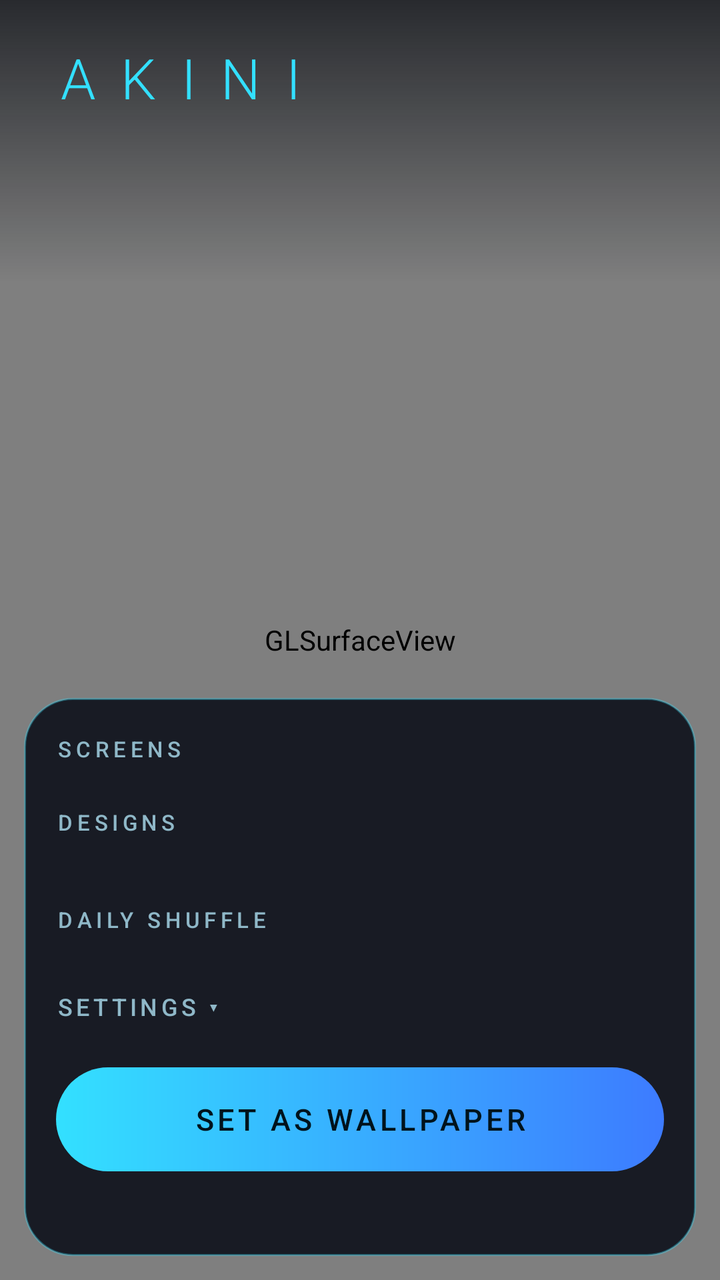
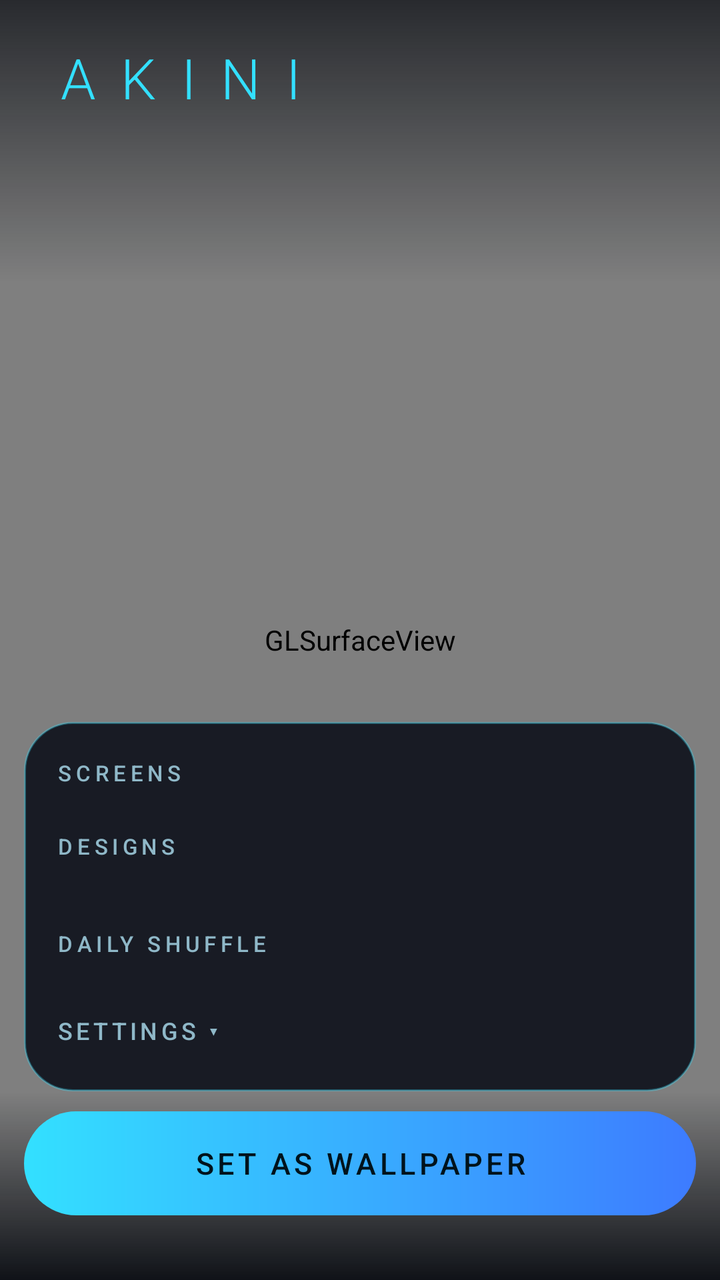

Before-and-after screenshots of an Android layout around one commit, followed by the original layout XML and the change that was made.
<!-- AndroidManifest.xml: application theme Theme.Akini -->
<!-- res/layout/activity_main.xml -->
<?xml version="1.0" encoding="utf-8"?>
<FrameLayout xmlns:android="http://schemas.android.com/apk/res/android"
    android:layout_width="match_parent"
    android:layout_height="match_parent"
    android:background="@color/akini_bg">

    <android.opengl.GLSurfaceView
        android:id="@+id/preview"
        android:layout_width="match_parent"
        android:layout_height="match_parent" />

    <LinearLayout
        android:id="@+id/content_root"
        android:layout_width="match_parent"
        android:layout_height="match_parent"
        android:orientation="vertical">

        
        <LinearLayout
            android:layout_width="match_parent"
            android:layout_height="wrap_content"
            android:background="@drawable/header_fade"
            android:orientation="vertical"
            android:paddingStart="24dp"
            android:paddingTop="20dp"
            android:paddingEnd="24dp"
            android:paddingBottom="28dp">

            <TextView
                android:layout_width="wrap_content"
                android:layout_height="wrap_content"
                android:fontFamily="sans-serif-light"
                android:letterSpacing="0.45"
                android:text="@string/brand"
                android:textColor="@color/akini_cyan"
                android:textSize="28sp" />

            <TextView
                android:id="@+id/scene_title"
                android:layout_width="wrap_content"
                android:layout_height="wrap_content"
                android:layout_marginTop="10dp"
                android:fontFamily="sans-serif-medium"
                android:textColor="@color/akini_text"
                android:textSize="20sp" />

            <TextView
                android:id="@+id/scene_tagline"
                android:layout_width="wrap_content"
                android:layout_height="wrap_content"
                android:layout_marginTop="2dp"
                android:textColor="@color/akini_text_dim"
                android:textSize="13sp" />
        </LinearLayout>

        <View
            android:layout_width="match_parent"
            android:layout_height="0dp"
            android:layout_weight="1" />

        
        <ScrollView
            android:layout_width="match_parent"
            android:layout_height="wrap_content"
            android:layout_marginStart="12dp"
            android:layout_marginEnd="12dp"
            android:layout_marginBottom="12dp"
            android:fadeScrollbars="true"
            android:overScrollMode="never">

            <LinearLayout
                android:layout_width="match_parent"
                android:layout_height="wrap_content"
                android:background="@drawable/panel_bg"
                android:orientation="vertical"
                android:padding="16dp">

                <TextView
                    style="@style/AkiniLabel"
                    android:layout_marginTop="2dp"
                    android:text="@string/label_screens" />

                <LinearLayout
                    android:id="@+id/screens_row"
                    android:layout_width="wrap_content"
                    android:layout_height="wrap_content"
                    android:orientation="horizontal" />

                <LinearLayout
                    android:id="@+id/editing_section"
                    android:layout_width="match_parent"
                    android:layout_height="wrap_content"
                    android:orientation="vertical"
                    android:visibility="gone">

                    <TextView
                        style="@style/AkiniLabel"
                        android:text="@string/label_editing" />

                    <LinearLayout
                        android:id="@+id/editing_row"
                        android:layout_width="wrap_content"
                        android:layout_height="wrap_content"
                        android:orientation="horizontal" />

                    <TextView
                        android:layout_width="match_parent"
                        android:layout_height="wrap_content"
                        android:layout_marginTop="8dp"
                        android:text="@string/hint_still_home"
                        android:textColor="@color/akini_text_dim"
                        android:textSize="12sp" />
                </LinearLayout>

                <TextView
                    style="@style/AkiniLabel"
                    android:text="@string/label_category" />

                <HorizontalScrollView
                    android:layout_width="match_parent"
                    android:layout_height="wrap_content"
                    android:scrollbars="none">

                    <LinearLayout
                        android:id="@+id/category_row"
                        android:layout_width="wrap_content"
                        android:layout_height="wrap_content"
                        android:orientation="horizontal" />
                </HorizontalScrollView>

                <HorizontalScrollView
                    android:id="@+id/thumb_scroll"
                    android:layout_width="match_parent"
                    android:layout_height="wrap_content"
                    android:layout_marginTop="12dp"
                    android:scrollbars="none">

                    <LinearLayout
                        android:id="@+id/thumb_row"
                        android:layout_width="wrap_content"
                        android:layout_height="wrap_content"
                        android:orientation="horizontal" />
                </HorizontalScrollView>

                <TextView
                    style="@style/AkiniLabel"
                    android:text="@string/label_shuffle" />

                <HorizontalScrollView
                    android:layout_width="match_parent"
                    android:layout_height="wrap_content"
                    android:scrollbars="none">

                    <LinearLayout
                        android:id="@+id/shuffle_row"
                        android:layout_width="wrap_content"
                        android:layout_height="wrap_content"
                        android:orientation="horizontal" />
                </HorizontalScrollView>

                
                <LinearLayout
                    android:id="@+id/photo_section"
                    android:layout_width="match_parent"
                    android:layout_height="wrap_content"
                    android:orientation="vertical"
                    android:visibility="gone">

                    <TextView
                        android:id="@+id/choose_photo"
                        android:layout_width="match_parent"
                        android:layout_height="wrap_content"
                        android:layout_marginTop="14dp"
                        android:background="@drawable/outline_button_bg"
                        android:fontFamily="sans-serif-medium"
                        android:gravity="center"
                        android:padding="12dp"
                        android:text="@string/choose_photo"
                        android:textColor="@color/akini_cyan"
                        android:textSize="14sp" />

                    <TextView
                        style="@style/AkiniLabel"
                        android:text="@string/label_motion" />

                    <HorizontalScrollView
                        android:layout_width="match_parent"
                        android:layout_height="wrap_content"
                        android:scrollbars="none">

                        <LinearLayout
                            android:id="@+id/motion_row"
                            android:layout_width="wrap_content"
                            android:layout_height="wrap_content"
                            android:orientation="horizontal" />
                    </HorizontalScrollView>

                    <TextView
                        style="@style/AkiniLabel"
                        android:text="@string/label_effect" />

                    <HorizontalScrollView
                        android:layout_width="match_parent"
                        android:layout_height="wrap_content"
                        android:scrollbars="none">

                        <LinearLayout
                            android:id="@+id/effect_row"
                            android:layout_width="wrap_content"
                            android:layout_height="wrap_content"
                            android:orientation="horizontal" />
                    </HorizontalScrollView>
                </LinearLayout>

                <TextView
                    android:id="@+id/settings_toggle"
                    android:layout_width="wrap_content"
                    android:layout_height="wrap_content"
                    android:layout_marginTop="14dp"
                    android:background="?android:attr/selectableItemBackground"
                    android:fontFamily="sans-serif-medium"
                    android:letterSpacing="0.15"
                    android:paddingTop="6dp"
                    android:paddingBottom="6dp"
                    android:text="@string/settings_show"
                    android:textColor="@color/akini_text_dim"
                    android:textSize="12sp" />

                <LinearLayout
                    android:id="@+id/settings_section"
                    android:layout_width="match_parent"
                    android:layout_height="wrap_content"
                    android:orientation="vertical"
                    android:visibility="gone">

                    <TextView
                        style="@style/AkiniLabel"
                        android:text="@string/label_fps" />

                    <LinearLayout
                        android:id="@+id/fps_row"
                        android:layout_width="wrap_content"
                        android:layout_height="wrap_content"
                        android:orientation="horizontal" />

                    <TextView
                        style="@style/AkiniLabel"
                        android:text="@string/label_resolution" />

                    <LinearLayout
                        android:id="@+id/resolution_row"
                        android:layout_width="wrap_content"
                        android:layout_height="wrap_content"
                        android:orientation="horizontal" />

                    <TextView
                        android:id="@+id/resolution_note"
                        android:layout_width="match_parent"
                        android:layout_height="wrap_content"
                        android:layout_marginTop="6dp"
                        android:textColor="@color/akini_text_dim"
                        android:textSize="11sp" />

                    <TextView
                        style="@style/AkiniLabel"
                        android:text="@string/label_interaction" />

                    <HorizontalScrollView
                        android:layout_width="match_parent"
                        android:layout_height="wrap_content"
                        android:scrollbars="none">

                        <LinearLayout
                            android:id="@+id/toggle_row"
                            android:layout_width="wrap_content"
                            android:layout_height="wrap_content"
                            android:orientation="horizontal" />
                    </HorizontalScrollView>
                </LinearLayout>

                <TextView
                    android:id="@+id/apply_button"
                    android:layout_width="match_parent"
                    android:layout_height="52dp"
                    android:layout_marginTop="16dp"
                    android:background="@drawable/button_bg"
                    android:fontFamily="sans-serif-medium"
                    android:gravity="center"
                    android:letterSpacing="0.12"
                    android:text="@string/apply"
                    android:textColor="@color/akini_on_cyan"
                    android:textSize="15sp" />

                <TextView
                    android:id="@+id/status_text"
                    android:layout_width="match_parent"
                    android:layout_height="wrap_content"
                    android:layout_marginTop="10dp"
                    android:gravity="center"
                    android:textColor="@color/akini_text_dim"
                    android:textSize="12sp" />
            </LinearLayout>
        </ScrollView>
    </LinearLayout>
</FrameLayout>
<!-- resources referenced by this layout -->
<resources>
  <color name="akini_bg">#FF03060C</color>
  <color name="akini_cyan">#FF33E0FF</color>
  <color name="akini_on_cyan">#FF00131C</color>
  <color name="akini_text">#FFF2FBFF</color>
  <color name="akini_text_dim">#FF8FB8C8</color>
  <!-- drawable button_bg (drawable) -->
  <?xml version="1.0" encoding="utf-8"?>
  <ripple xmlns:android="http://schemas.android.com/apk/res/android" android:color="#66FFFFFF">
      <item>
          <shape android:shape="rectangle">
              <gradient
                  android:angle="0"
                  android:endColor="@color/akini_blue"
                  android:startColor="@color/akini_cyan" />
              <corners android:radius="26dp" />
          </shape>
      </item>
  </ripple>
  <!-- drawable header_fade (drawable) -->
  <?xml version="1.0" encoding="utf-8"?>
  <shape xmlns:android="http://schemas.android.com/apk/res/android" android:shape="rectangle">
      <gradient
          android:angle="270"
          android:endColor="#0003060C"
          android:startColor="#B303060C" />
  </shape>
  <!-- drawable outline_button_bg (drawable) -->
  <?xml version="1.0" encoding="utf-8"?>
  <ripple xmlns:android="http://schemas.android.com/apk/res/android" android:color="#4033E0FF">
      <item>
          <shape android:shape="rectangle">
              <solid android:color="#1433E0FF" />
              <stroke android:width="1dp" android:color="#FF33E0FF" />
              <corners android:radius="22dp" />
          </shape>
      </item>
  </ripple>
  <!-- drawable panel_bg (drawable) -->
  <?xml version="1.0" encoding="utf-8"?>
  <shape xmlns:android="http://schemas.android.com/apk/res/android" android:shape="rectangle">
      <solid android:color="@color/akini_panel" />
      <stroke android:width="1dp" android:color="#5533E0FF" />
      <corners android:radius="24dp" />
  </shape>
  <string name="apply">SET AS WALLPAPER</string>
  <string name="brand">AKINI</string>
  <string name="choose_photo">Choose a photo</string>
  <string name="hint_still_home">Tip: for a still home screen that uses no battery, choose My Photo → Still → None.</string>
  <string name="label_category">DESIGNS</string>
  <string name="label_editing">EDITING</string>
  <string name="label_effect">EFFECT</string>
  <string name="label_fps">FRAME RATE</string>
  <string name="label_interaction">INTERACTION</string>
  <string name="label_motion">MOTION</string>
  <string name="label_resolution">RESOLUTION</string>
  <string name="label_screens">SCREENS</string>
  <string name="label_shuffle">DAILY SHUFFLE</string>
  <string name="settings_show">SETTINGS ▾</string>
  <style name="Theme.Akini" parent="android:Theme.Material.NoActionBar">
          <item name="android:windowBackground">@color/akini_bg</item>
          <item name="android:colorAccent">@color/akini_cyan</item>
          <item name="android:statusBarColor">@android:color/transparent</item>
          <item name="android:navigationBarColor">@android:color/transparent</item>
          <item name="android:windowLightStatusBar">false</item>
      </style>
  <color name="akini_blue">#FF3D7BFF</color>
  <color name="akini_panel">#D9060A14</color>
  <!-- unchanged entries left out for length: 1 -->
</resources>

<!-- the commit's change to res/layout/activity_main.xml (unified diff, before → after) -->
@@ -53,20 +53,25 @@
                 android:textSize="13sp" />
         </LinearLayout>
 
-        <View
+        
+        <ScrollView
+            android:id="@+id/panel_scroll"
             android:layout_width="match_parent"
             android:layout_height="0dp"
-            android:layout_weight="1" />
-
-        
-        <ScrollView
-            android:layout_width="match_parent"
-            android:layout_height="wrap_content"
+            android:layout_weight="1"
             android:layout_marginStart="12dp"
             android:layout_marginEnd="12dp"
-            android:layout_marginBottom="12dp"
             android:fadeScrollbars="true"
-            android:overScrollMode="never">
+            android:fadingEdgeLength="24dp"
+            android:fillViewport="true"
+            android:overScrollMode="never"
+            android:requiresFadingEdge="vertical">
+
+            <LinearLayout
+                android:layout_width="match_parent"
+                android:layout_height="wrap_content"
+                android:gravity="bottom"
+                android:orientation="vertical">
 
             <LinearLayout
                 android:layout_width="match_parent"
@@ -278,28 +283,44 @@
                     </HorizontalScrollView>
                 </LinearLayout>
 
-                <TextView
-                    android:id="@+id/apply_button"
-                    android:layout_width="match_parent"
-                    android:layout_height="52dp"
-                    android:layout_marginTop="16dp"
-                    android:background="@drawable/button_bg"
-                    android:fontFamily="sans-serif-medium"
-                    android:gravity="center"
-                    android:letterSpacing="0.12"
-                    android:text="@string/apply"
-                    android:textColor="@color/akini_on_cyan"
-                    android:textSize="15sp" />
-
-                <TextView
-                    android:id="@+id/status_text"
-                    android:layout_width="match_parent"
-                    android:layout_height="wrap_content"
-                    android:layout_marginTop="10dp"
-                    android:gravity="center"
-                    android:textColor="@color/akini_text_dim"
-                    android:textSize="12sp" />
+            </LinearLayout>
             </LinearLayout>
         </ScrollView>
+
+        
+        <LinearLayout
+            android:layout_width="match_parent"
+            android:layout_height="wrap_content"
+            android:background="@drawable/footer_fade"
+            android:orientation="vertical"
+            android:paddingStart="12dp"
+            android:paddingTop="10dp"
+            android:paddingEnd="12dp"
+            android:paddingBottom="10dp">
+
+            <TextView
+                android:id="@+id/apply_button"
+                android:layout_width="match_parent"
+                android:layout_height="wrap_content"
+                android:background="@drawable/button_bg"
+                android:fontFamily="sans-serif-medium"
+                android:gravity="center"
+                android:letterSpacing="0.12"
+                android:minHeight="52dp"
+                android:paddingTop="12dp"
+                android:paddingBottom="12dp"
+                android:text="@string/apply"
+                android:textColor="@color/akini_on_cyan"
+                android:textSize="15sp" />
+
+            <TextView
+                android:id="@+id/status_text"
+                android:layout_width="match_parent"
+                android:layout_height="wrap_content"
+                android:layout_marginTop="6dp"
+                android:gravity="center"
+                android:textColor="@color/akini_text_dim"
+                android:textSize="12sp" />
+        </LinearLayout>
     </LinearLayout>
 </FrameLayout>
<!-- resource entries referenced after the edit -->
@@ -18,6 +18,14 @@
           </shape>
       </item>
   </ripple>
+  <!-- drawable footer_fade (drawable) -->
+  <?xml version="1.0" encoding="utf-8"?>
+  <shape xmlns:android="http://schemas.android.com/apk/res/android" android:shape="rectangle">
+      <gradient
+          android:angle="90"
+          android:endColor="#0003060C"
+          android:startColor="#E603060C" />
+  </shape>
   <!-- drawable header_fade (drawable) -->
   <?xml version="1.0" encoding="utf-8"?>
   <shape xmlns:android="http://schemas.android.com/apk/res/android" android:shape="rectangle">
@@ -47,7 +55,7 @@
   <string name="apply">SET AS WALLPAPER</string>
   <string name="brand">AKINI</string>
   <string name="choose_photo">Choose a photo</string>
-  <string name="hint_still_home">Tip: for a still home screen that uses no battery, choose My Photo → Still → None.</string>
+  <string name="hint_still_home">Tip: for a still home screen that uses no battery, choose My Photo → Still → None. Some phones (certain Xiaomi, Huawei, Oppo and Vivo models) always keep their own lock-screen picture; Akini then shows on the home screen.</string>
   <string name="label_category">DESIGNS</string>
   <string name="label_editing">EDITING</string>
   <string name="label_effect">EFFECT</string>
